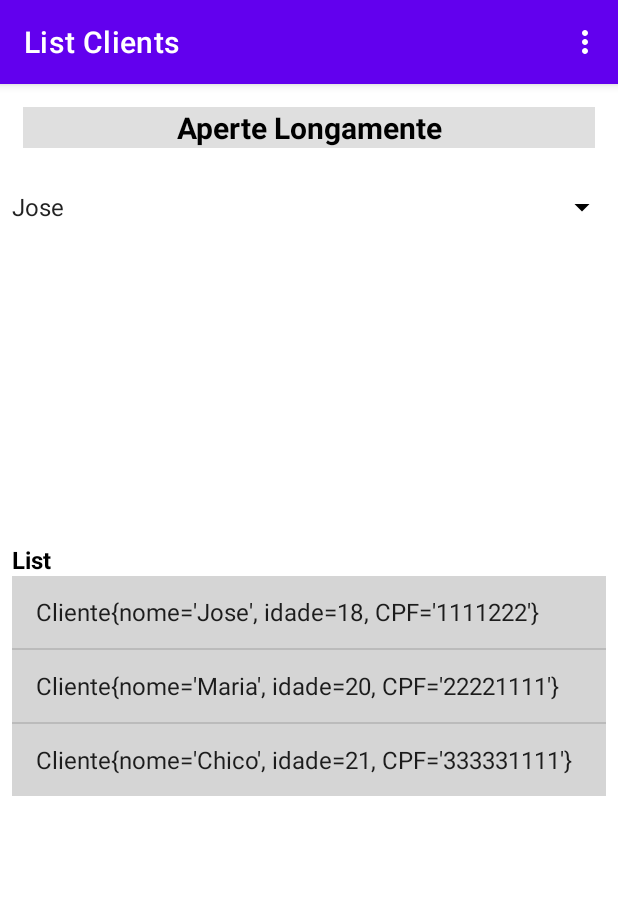
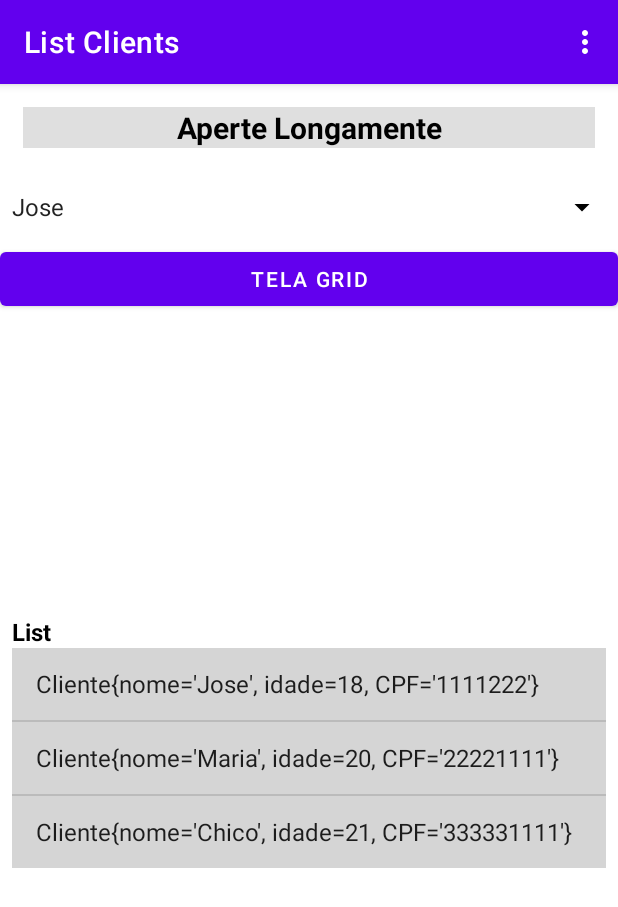
Before and after one commit to EllitonDias/FirstApp, an Android app: the ListV screen opened directly, with no data from a screen before it, on a phone screen of 412 x 824 dp. Shown: the top 907 px of the screen. Run offline under Robolectric (Android 15) with nearby library versions, the phone set to English and light mode, and no system bars.

Commit message:
Add files via upload

```diff
--- a/FirstApp/app/src/main/AndroidManifest.xml
+++ b/FirstApp/app/src/main/AndroidManifest.xml
@@ -9,6 +9,9 @@
         android:roundIcon="@mipmap/ic_launcher_round"
         android:supportsRtl="true"
         android:theme="@style/Theme.FirstApp">
+        <activity
+            android:name=".activity.GridV"
+            android:exported="false" />
         <activity
             android:name=".activity.ListV"
             android:exported="false" />
--- a/FirstApp/app/src/main/java/br/com/ufc/firstapp/activity/ListV.java
+++ b/FirstApp/app/src/main/java/br/com/ufc/firstapp/activity/ListV.java
@@ -1,10 +1,12 @@
 package br.com.ufc.firstapp.activity;
 
+import android.content.Intent;
 import android.os.Bundle;
 import android.view.Menu;
 import android.view.MenuItem;
 import android.view.View;
 import android.widget.ArrayAdapter;
+import android.widget.Button;
 import android.widget.ListView;
 import android.widget.Spinner;
 import android.widget.TextView;
@@ -28,6 +30,7 @@ public class ListV extends AppCompatActivity {
         setContentView(R.layout.activity_list_view);
         setTitle("List Clients");
 
+        tlGrid();
         menuDropDown();
 
         longC();
@@ -36,6 +39,17 @@ public class ListV extends AppCompatActivity {
         List<Cliente> client = clients();
         ArrayAdapter<Cliente> adapter = new ArrayAdapter<>(this, android.R.layout.simple_list_item_1,client);
         list.setAdapter(adapter);
+    }
+
+    private void tlGrid() {
+        Button btnGrid = findViewById(R.id.activity_list_view_btnPxTela);
+        btnGrid.setOnClickListener(new View.OnClickListener() {
+            @Override
+            public void onClick(View view) {
+                Intent gridTl = new Intent(getApplicationContext(), GridV.class);
+                startActivity(gridTl);
+            }
+        });
     }
 
     private void menuDropDown() {
--- a/FirstApp/app/src/main/res/layout/activity_list_view.xml
+++ b/FirstApp/app/src/main/res/layout/activity_list_view.xml
@@ -29,6 +29,12 @@
         android:minHeight="48dp"
         android:spinnerMode="dropdown" />
 
+    <Button
+        android:id="@+id/activity_list_view_btnPxTela"
+        android:layout_width="match_parent"
+        android:layout_height="wrap_content"
+        android:text="@string/btn_TelaGrid"/>
+
     <TextView
         android:id="@+id/activity_list_viw_txtList"
         android:layout_width="match_parent"
--- a/FirstApp/app/src/main/res/values/strings.xml
+++ b/FirstApp/app/src/main/res/values/strings.xml
@@ -13,6 +13,7 @@
     <string name="item_Nao">Não</string>
     <string name="item_Talvez">Talvez</string>
     <string name="menu_Drop">Menu DropDown</string>
+    <string name="btn_TelaGrid">Tela Grid</string>
     <string-array name="menu_Nome">
         <item>Jose</item>
         <item>Maria</item>
```
Also changed, not shown: FirstApp/app/src/main/java/br/com/ufc/firstapp/activity/GridV.java (added, +42 -0 lines), FirstApp/app/src/main/res/layout/activity_grid_view.xml (added, +16 -0 lines).
